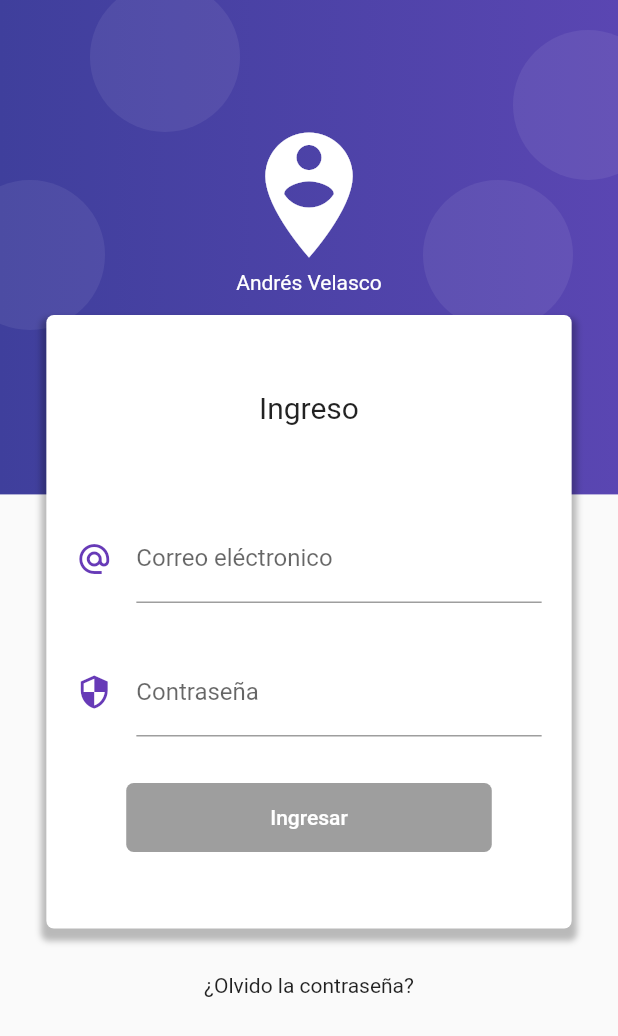
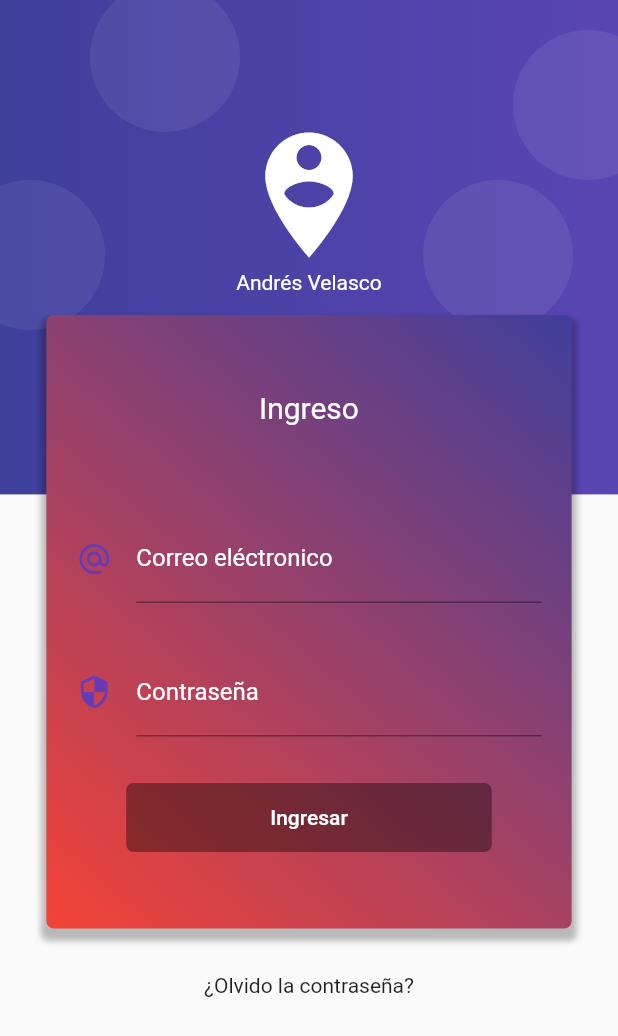
Before and after one commit to velascoandres/auth_token, a Flutter app: the screen it shows after launch, on a phone screen of 412 x 824 dp. Shown: the top 1036 px of the screen. Run offline on Flutter 3.47's test engine with Material 2 defaults, Android fonts, the phone set to English and light mode, and no system bars; our stand-ins replace rxdart.

Commit message:
gradiente en el formulario

```diff
--- a/lib/src/pages/login_page.dart
+++ b/lib/src/pages/login_page.dart
@@ -114,7 +114,14 @@ class LoginPage extends StatelessWidget {
             padding: EdgeInsets.symmetric(vertical: 50),
             margin: EdgeInsets.symmetric(vertical: 30),
             decoration: BoxDecoration(
-                color: Colors.white,
+                gradient: LinearGradient(
+                  begin: Alignment.topRight,
+                  end: Alignment.bottomLeft,
+                  colors: [
+                    Color.fromRGBO(63, 63, 156, 1.0),
+                    Colors.red,
+                  ],
+                ),
                 borderRadius: BorderRadius.circular(5.0),
                 boxShadow: [
                   BoxShadow(
@@ -128,9 +135,7 @@ class LoginPage extends StatelessWidget {
               children: <Widget>[
                 Text(
                   'Ingreso',
-                  style: TextStyle(
-                    fontSize: 20.0,
-                  ),
+                  style: TextStyle(fontSize: 20.0, color: Colors.white),
                 ),
                 SizedBox(
                   height: 60.0,
@@ -164,6 +169,7 @@ class LoginPage extends StatelessWidget {
           padding: EdgeInsets.symmetric(horizontal: 20.0),
           child: TextField(
             keyboardType: TextInputType.emailAddress,
+            style: TextStyle(color: Colors.white),
             onChanged: bloc.changeEmail,
             decoration: InputDecoration(
               icon: Icon(
@@ -173,6 +179,8 @@ class LoginPage extends StatelessWidget {
               hintText: 'ejemplo@correo.com',
               labelText: 'Correo eléctronico',
               errorText: snapshot.error,
+              labelStyle: TextStyle(color: Colors.white),
+              errorStyle: TextStyle(color: Colors.yellow),
             ),
           ),
         );
@@ -188,13 +196,16 @@ class LoginPage extends StatelessWidget {
           padding: EdgeInsets.symmetric(horizontal: 20.0),
           child: TextField(
             onChanged: bloc.changePassword,
+            style: TextStyle(color: Colors.white),
             obscureText: true,
             decoration: InputDecoration(
               icon: Icon(
                 Icons.security,
                 color: Colors.deepPurple,
               ),
+              errorStyle: TextStyle(color: Colors.yellow),
               labelText: 'Contraseña',
+              labelStyle: TextStyle(color: Colors.white),
               errorText: snapshot.error,
             ),
           ),
```
